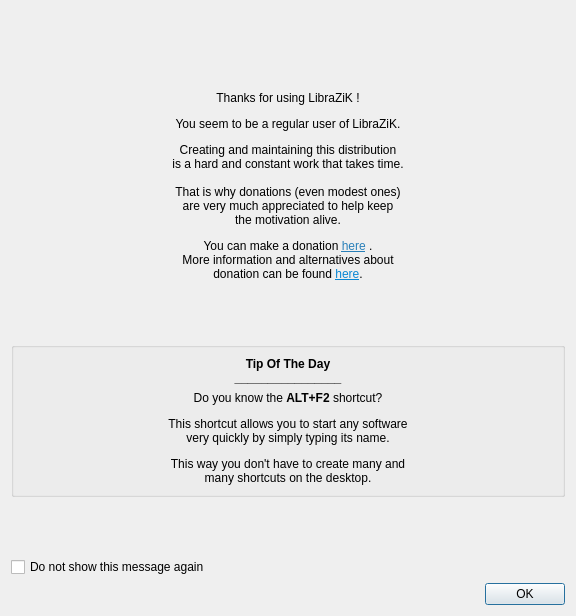
Above: resources/ui/donate.ui from LibraZiK/lzk_donate_tip before the change. Below: the same form after it.
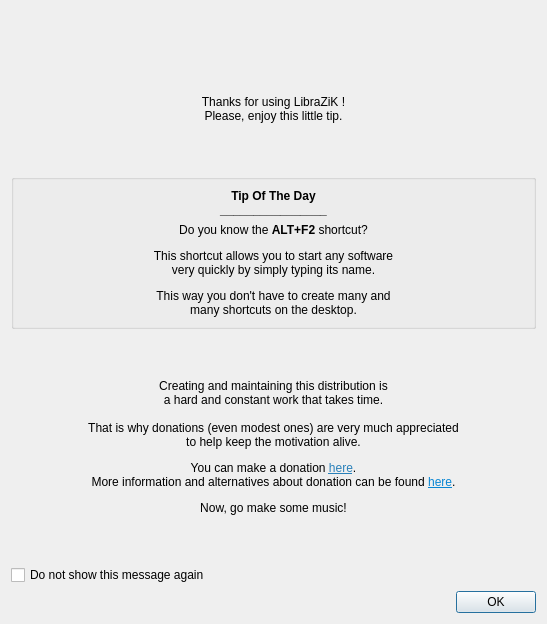
That is the form after the change. Icons and pictures are not drawn.

Commit message:
Màj textes & affichage fenêtre (#7)
* mise à jour fichier UI
* MàJ de la trad FR
* MàJ du fichier EN

```diff
--- a/resources/ui/donate.ui
+++ b/resources/ui/donate.ui
@@ -6,8 +6,8 @@
    <rect>
     <x>0</x>
     <y>0</y>
-    <width>576</width>
-    <height>616</height>
+    <width>547</width>
+    <height>624</height>
    </rect>
   </property>
   <property name="windowTitle">
@@ -67,15 +67,12 @@
       </spacer>
      </item>
      <item>
-      <widget class="QLabel" name="labelDonate">
-       <property name="sizePolicy">
-        <sizepolicy hsizetype="Preferred" vsizetype="Preferred">
-         <horstretch>0</horstretch>
-         <verstretch>0</verstretch>
-        </sizepolicy>
+      <widget class="QLabel" name="labelCoucou">
+       <property name="mouseTracking">
+        <bool>true</bool>
        </property>
        <property name="text">
-        <string>&lt;html&gt;&lt;head/&gt;&lt;body&gt;&lt;p align=&quot;center&quot;&gt;Thanks for using LibraZiK !&lt;/p&gt;&lt;p align=&quot;center&quot;&gt;You seem to be a regular user of LibraZiK.&lt;/p&gt;&lt;p align=&quot;center&quot;&gt;Creating and maintaining this distribution&lt;br/&gt;is a hard and constant work that takes time.&lt;br/&gt;&lt;br/&gt;That is why donations (even modest ones)&lt;br/&gt;are very much appreciated to help keep&lt;br/&gt;the motivation alive.&lt;/p&gt;&lt;p align=&quot;center&quot;&gt;You can make a donation &lt;a href=&quot;https://liberapay.com/LibraZiK/donate&quot;&gt;&lt;span style=&quot; text-decoration: underline; color:#2980b9;&quot;&gt;here&lt;/span&gt;&lt;/a&gt; .&lt;br/&gt;More information and alternatives about&lt;br/&gt;donation can be found &lt;a href=&quot;https://librazik.tuxfamily.org/base-site-LZK/english.php#donation&quot;&gt;&lt;span style=&quot; text-decoration: underline; color:#0986d3;&quot;&gt;here&lt;/span&gt;&lt;/a&gt;.&lt;/p&gt;&lt;/body&gt;&lt;/html&gt;</string>
+        <string>&lt;html&gt;&lt;head/&gt;&lt;body&gt;&lt;p align=&quot;center&quot;&gt;&lt;br/&gt;Thanks for using LibraZiK !&lt;br/&gt;Please, enjoy this little tip.&lt;/p&gt;&lt;/body&gt;&lt;/html&gt;</string>
        </property>
        <property name="wordWrap">
         <bool>true</bool>
@@ -86,7 +83,7 @@
       </widget>
      </item>
      <item>
-      <spacer name="verticalSpacer_2">
+      <spacer name="verticalSpacer_4">
        <property name="orientation">
         <enum>Qt::Vertical</enum>
        </property>
@@ -137,6 +134,38 @@
        </layout>
       </widget>
      </item>
+     <item>
+      <spacer name="verticalSpacer_2">
+       <property name="orientation">
+        <enum>Qt::Vertical</enum>
+       </property>
+       <property name="sizeHint" stdset="0">
+        <size>
+         <width>20</width>
+         <height>40</height>
+        </size>
+       </property>
+      </spacer>
+     </item>
+     <item>
+      <widget class="QLabel" name="labelDonate">
+       <property name="sizePolicy">
+        <sizepolicy hsizetype="Preferred" vsizetype="Preferred">
+         <horstretch>0</horstretch>
+         <verstretch>0</verstretch>
+        </sizepolicy>
+       </property>
+       <property name="text">
+        <string>&lt;html&gt;&lt;head/&gt;&lt;body&gt;&lt;p align=&quot;center&quot;&gt;Creating and maintaining this distribution is&lt;br/&gt;a hard and constant work that takes time.&lt;br/&gt;&lt;br/&gt;That is why donations (even modest ones) are very much appreciated&lt;br/&gt;to help keep the motivation alive.&lt;/p&gt;&lt;p align=&quot;center&quot;&gt;You can make a donation &lt;a href=&quot;https://liberapay.com/LibraZiK/donate&quot;&gt;&lt;span style=&quot; text-decoration: underline; color:#2980b9;&quot;&gt;here&lt;/span&gt;&lt;/a&gt;.&lt;br/&gt;More information and alternatives about donation can be found &lt;a href=&quot;https://librazik.tuxfamily.org/base-site-LZK/english.php#donation&quot;&gt;&lt;span style=&quot; text-decoration: underline; color:#0986d3;&quot;&gt;here&lt;/span&gt;&lt;/a&gt;.&lt;/p&gt;&lt;p align=&quot;center&quot;&gt;Now, go make some music!&lt;/p&gt;&lt;/body&gt;&lt;/html&gt;</string>
+       </property>
+       <property name="wordWrap">
+        <bool>true</bool>
+       </property>
+       <property name="openExternalLinks">
+        <bool>true</bool>
+       </property>
+      </widget>
+     </item>
      <item>
       <spacer name="verticalSpacer_3">
        <property name="orientation">
```
The commit also changes 2 other files.
